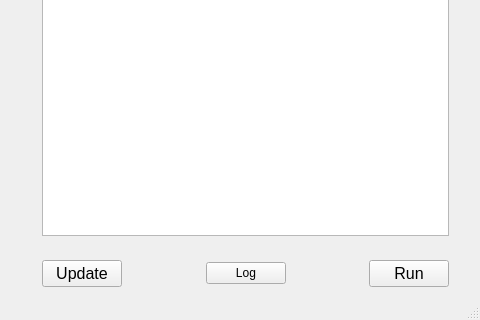
Above: smartfMRI/smartfmri.ui from wuzhuobin/smartfMRI before the change; both pictures show x 462 to 942 and y 126 to 446 of the 942 by 446 pixel window. Below: the same form after it.
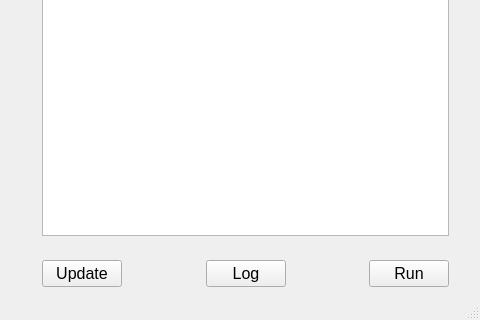
That is the form after the change.

Diff of the .ui file:
```diff
--- a/smartfMRI/smartfmri.ui
+++ b/smartfMRI/smartfmri.ui
@@ -139,6 +139,11 @@
      <layout class="QGridLayout" name="gridLayout_2">
       <item row="3" column="2">
        <widget class="QPushButton" name="logPushButton">
+        <property name="font">
+         <font>
+          <pointsize>12</pointsize>
+         </font>
+        </property>
         <property name="text">
          <string>Log</string>
         </property>
```
